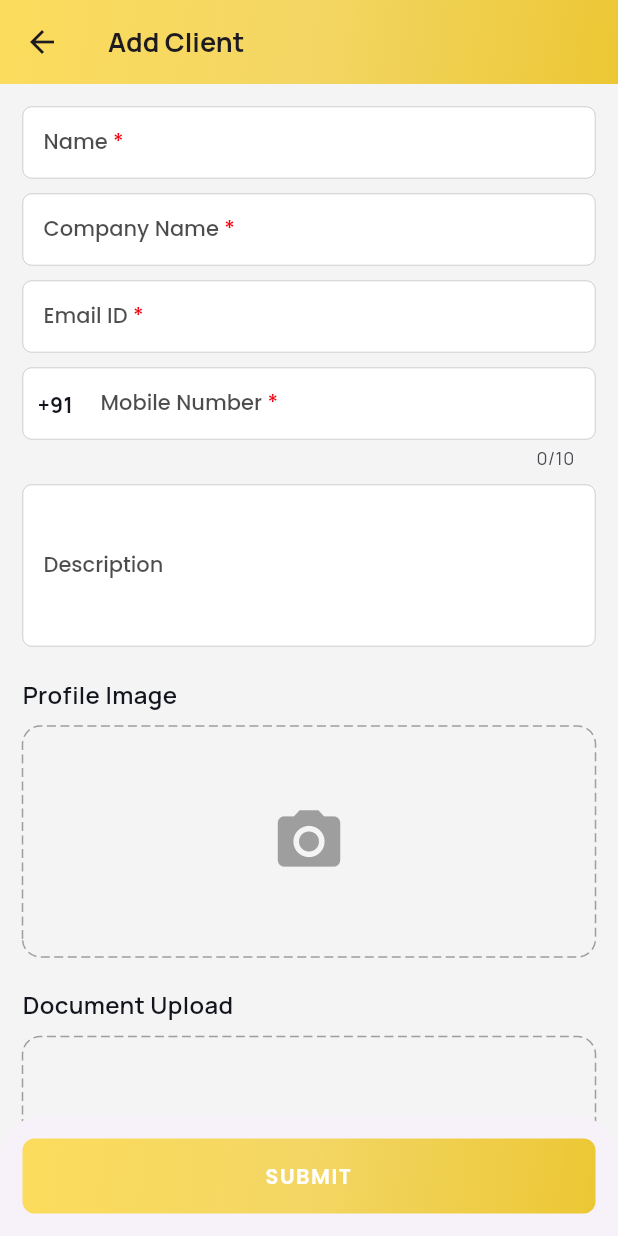
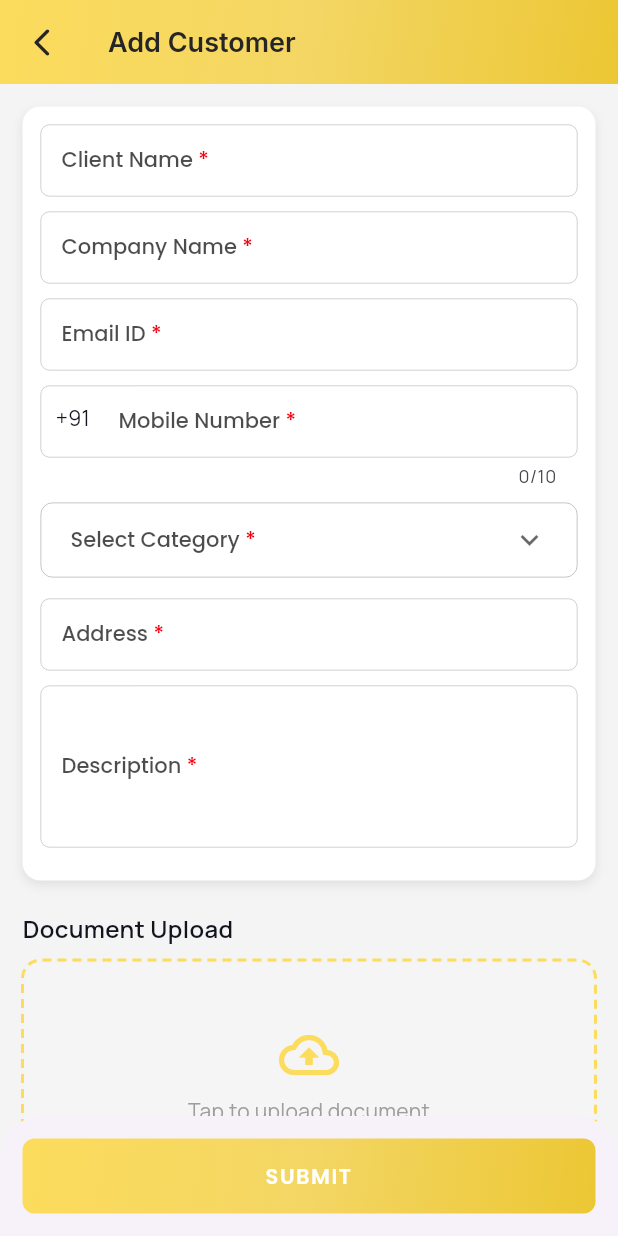
Before and after one commit to srinivas-dev-office/EmployeeTracking, a Flutter app: the Home screen opened by its route, after a tap on "Add Customer", on a phone screen of 412 x 824 dp. Run offline on Flutter 3.47's test engine with Material 3 defaults, Android fonts, the light colour scheme and no system bars; drawn by our look-alikes of dotted_border; our stand-ins replace animated_text_kit, cached_network_image, dio, dropdown_button2, flutter_screenutil, fluttertoast and 8 more; accounts and stored records are empty; network calls fail.

Commit message:
main code

```diff
--- a/employe/lib/Login/login.dart
+++ b/employe/lib/Login/login.dart
@@ -154,7 +154,7 @@ class _LoginPageState extends State<LoginPage> {
                  label: "LOGIN",
                  isLoading: false,
                  onTap: () {
-                 // Get.toNamed(kHomePage);
+                 Get.toNamed(kHomePage);
                   //  var payload = {
                   //    "email": apicontroller.emailController.text,
                   //    "password": apicontroller.passwordController.text,
--- a/employe/lib/Screens/Customer/register_screen.dart
+++ b/employe/lib/Screens/Customer/register_screen.dart
@@ -1,5 +1,3 @@
-// ignore_for_file: unused_element, depend_on_referenced_packages, use_build_context_synchronously, prefer_const_constructors, prefer_const_literals_to_create_immutables
-
 import 'dart:convert';
 import 'dart:io';
 
@@ -40,8 +38,9 @@ class _RegisterPageState extends State<RegisterPage> {
   bool isLoading = false;
 
   String? _gender;
+  String? selectedCategory;
 
-  final _focusNodes = List.generate(8, (index) => FocusNode());
+  final _focusNodes = List.generate(9, (index) => FocusNode());
 
   void _hideKeyboard() => FocusScope.of(context).unfocus();
 
@@ -80,7 +79,7 @@ class _RegisterPageState extends State<RegisterPage> {
         ..headers.addAll({
           "Content-Type": "application/json",
           "Accept": "application/json",
-          "Authorization": "Bearer ${UserSimplePreferences.getToken()}",
+          "Authorization": "Bearer \${UserSimplePreferences.getToken()}",
         })
         ..fields['name'] = data.name
         ..fields['mobile_no'] = data.mobilenumber
@@ -123,7 +122,18 @@ class _RegisterPageState extends State<RegisterPage> {
     return Scaffold(
       backgroundColor: kgrey,
       appBar: AppBar(
-        title: Text("Add Client", style: TextStyle(fontSize: 18.sp, fontWeight: FontWeight.bold)),
+        leading: IconButton(
+          icon: const Icon(Icons.arrow_back_ios_new_rounded, color: KgradientBlack, size: 22),
+          onPressed: () => Navigator.pop(context),
+        ),
+        title: Text(
+          'Add Customer',
+          style: GoogleFonts.inter(
+            fontSize: kEighteenFont,
+            fontWeight: kFW600,
+            color: KgradientBlack,
+          ),
+        ),
         flexibleSpace: Container(
           decoration: BoxDecoration(
             gradient: LinearGradient(
@@ -161,110 +171,56 @@ class _RegisterPageState extends State<RegisterPage> {
             child: Column(
               crossAxisAlignment: CrossAxisAlignment.start,
               children: [
-                CustomTextFormField(
-                  isMandatory: true,
-                  focusNode: _focusNodes[0],
-                  onChanged: (val) => data.name = val,
-                  hintText: "Name",
-                  labelText: 'Name',
-                  validator: (val) => val!.isEmpty ? 'Please enter name' : null,
-                  maxLines: 1,
-                  contentPadding: EdgeInsets.symmetric(vertical: 16.h, horizontal: 10.w), readOnly: false,
-                ),
-                SizedBox(height: 10.h),
-                CustomTextFormField(
-                  isMandatory: true,
-                  maxLines: 1,
-                  focusNode: _focusNodes[1],
-                  onChanged: (val) => data.surname = val,
-                  hintText: "Company Name",
-                  labelText: 'Company Name',
-                  validator: (val) => val!.isEmpty ? 'Please enter company name' : null,
-                  contentPadding: EdgeInsets.symmetric(vertical: 16.h, horizontal: 10.w), readOnly: false,
-                ),
-                SizedBox(height: 10.h),
-                CustomTextFormField(
-                  isMandatory: true,
-                  readOnly: false,
-                  focusNode: _focusNodes[2],
-                  onChanged: (val) => data.emailAddress = val,
-                  hintText: "Email ID",
-                  labelText: 'Email ID',
-                  validator: (val) {
-                    if (val == null || val.isEmpty) return 'Please enter Email ID';
-                    if (!RegExp(r'^[\w-\.]+@([\w-]+\.)+[\w-]{2,4}$').hasMatch(val)) return 'Enter valid Email ID';
-                    return null;
-                  },
-                  contentPadding: EdgeInsets.symmetric(vertical: 16.h, horizontal: 10.w), maxLines: 1,
-                ),
-                SizedBox(height: 10.h),
-                CustomTextFormField(
-                  isMandatory: true,
-                  keyboardType: TextInputType.phone,
-                  maxLength: 10,
-                  readOnly: false,
-                  focusNode: _focusNodes[3],
-                  onChanged: (val) => data.mobilenumber = val,
-                  hintText: "Mobile Number",
-                  labelText: 'Mobile Number',
-                  validator: (val) {
-                    if (val == null || val.isEmpty) return 'Please enter mobile number';
-                    if (!RegExp(r'^[0-9]+$').hasMatch(val) || val.length != 10) return 'Enter a valid 10-digit mobile number';
-                    return null;
-                  },
-                  prefix: Padding(
-                    padding: const EdgeInsets.only(left: 10, top: 15),
-                    child: Text("+91", style: TextStyle(fontSize: 14.sp, fontWeight: FontWeight.bold)),
+                buildFormCard([
+                  buildTextField(0, 'Client Name', (val) => data.name = val),
+                  buildTextField(1, 'Company Name', (val) => data.surname = val),
+                  buildTextField(2, 'Email ID', (val) => data.emailAddress = val, validator: emailValidator),
+                  buildTextField(3, 'Mobile Number', (val) => data.mobilenumber = val, keyboardType: TextInputType.phone, maxLength: 10, prefix: Text('+91 ')),
+                  CustomDropDown(
+                    shouldValidate: true,
+                    label: "Category",
+                    isMandatory: true,
+                    item: const ["Framer", "Retailer", "Distributor"],
+                    value: selectedCategory,
+                    onChanged: (value) => setState(() => selectedCategory = value),
+                    hintText: 'Select Category',
+                    validationMessage: 'Please select Category',
                   ),
-                  contentPadding: EdgeInsets.symmetric(vertical: 16.h, horizontal: 10.w), maxLines: 1,
-                ),
-                SizedBox(height: 10.h),
-                CustomTextFormField(
-                  isMandatory: false,
-                  focusNode: _focusNodes[4],
-                  onChanged: (val) => data.address = val,
-                  hintText: "Description",
-                  labelText: 'Description',
-                  maxLines: 4,
-                  contentPadding: EdgeInsets.symmetric(vertical: 16.h, horizontal: 10.w), readOnly: false,
-                ),
-                SizedBox(height: 20.h),
-                Text('Profile Image', style: TextStyle(fontSize: 16.sp, fontWeight: FontWeight.w600)),
+                SizedBox(height: 14.h),
+                  buildTextField(4, 'Address', (val) => data.address = val),
+                  buildTextField(5, 'Description', (val) => data.address = val, maxLines: 4),
+                ]),
+                Text('Document Upload', style: TextStyle(fontSize: 16.sp, fontWeight: FontWeight.w600)),
                 SizedBox(height: 10.h),
                 GestureDetector(
-                  onTap: () => pickFile(isDocument: false, type: 'gallery'),
+                  onTap: () => pickFile(isDocument: true, type: 'gallery'),
                   child: DottedBorder(
-                    color: Colors.grey,
-                    dashPattern: [6, 3],
+                    color: kGreen,
+                    strokeWidth: 2,
+                    dashPattern: [6, 4],
                     borderType: BorderType.RRect,
                     radius: Radius.circular(12),
                     child: Container(
                       height: 150.h,
                       width: double.infinity,
                       alignment: Alignment.center,
-                      child: selectedImage != null
-                          ? Image.file(selectedImage!, fit: BoxFit.cover)
-                          : Icon(Icons.camera_alt, color: Colors.grey, size: 50),
-                    ),
-                  ),
-                ),
-                SizedBox(height: 20.h),
-                Text('Document Upload', style: TextStyle(fontSize: 16.sp, fontWeight: FontWeight.w600)),
-                SizedBox(height: 10.h),
-                GestureDetector(
-                  onTap: () => pickFile(isDocument: true, type: 'gallery'),
-                  child: DottedBorder(
-                    color: Colors.grey,
-                    dashPattern: [6, 3],
-                    borderType: BorderType.RRect,
-                    radius: Radius.circular(12),
-                    child: Container(
-                      height: 150.h,
-                      width: double.infinity,
-                      alignment: Alignment.center,
+                      decoration: BoxDecoration(
+                        color: Colors.grey.shade100,
+                        borderRadius: BorderRadius.circular(12),
+                      ),
                       child: selectedDoc != null
-                          ? Image.file(selectedDoc!, fit: BoxFit.cover)
-                          : Icon(Icons.file_upload, color: Colors.grey, size: 50),
+                          ? ClipRRect(
+                              borderRadius: BorderRadius.circular(12),
+                              child: Image.file(selectedDoc!, fit: BoxFit.cover),
+                            )
+                          : Column(
+                              mainAxisAlignment: MainAxisAlignment.center,
+                              children: [
+                                Icon(Icons.cloud_upload_outlined, color: kGreen, size: 40),
+                                SizedBox(height: 8),
+                                Text("Tap to upload document", style: TextStyle(color: Colors.grey)),
+                              ],
+                            ),
                     ),
                   ),
                 ),
@@ -276,4 +232,52 @@ class _RegisterPageState extends State<RegisterPage> {
       ),
     );
   }
+
+  Widget buildFormCard(List<Widget> children) {
+    return Container(
+      padding: EdgeInsets.all(12.r),
+      margin: EdgeInsets.only(bottom: 20.h),
+      decoration: BoxDecoration(
+        color: Colors.white,
+        borderRadius: BorderRadius.circular(12.r),
+        boxShadow: [
+          BoxShadow(
+            color: Colors.grey.shade300,
+            blurRadius: 5,
+            offset: Offset(0, 3),
+          ),
+        ],
+      ),
+      child: Column(children: children),
+    );
+  }
+
+  Widget buildTextField(int index, String label, Function(String) onChanged,
+      {TextInputType? keyboardType, int? maxLength, int maxLines = 1, Widget? prefix, String? Function(String?)? validator}) {
+    return Column(
+      children: [
+        CustomTextFormField(
+          isMandatory: true,
+          focusNode: _focusNodes[index],
+          onChanged: onChanged,
+          hintText: label,
+          labelText: label,
+          keyboardType: keyboardType,
+          maxLength: maxLength,
+          maxLines: maxLines,
+          prefix: prefix != null ? Padding(padding: EdgeInsets.only(left: 10,top: 12), child: prefix) : null,
+          validator: validator ?? (val) => val!.isEmpty ? 'Please enter $label' : null,
+          contentPadding: EdgeInsets.symmetric(vertical: 16.h, horizontal: 10.w),
+          readOnly: false,
+        ),
+        SizedBox(height: 10.h),
+      ],
+    );
+  }
+
+  String? emailValidator(String? val) {
+    if (val == null || val.isEmpty) return 'Please enter Email ID';
+    if (!RegExp(r'^[\w-\.]+@([\w-]+\.)+[\w-]{2,4}\$').hasMatch(val)) return 'Enter valid Email ID';
+    return null;
+  }
 }
--- a/employe/lib/Screens/home.dart
+++ b/employe/lib/Screens/home.dart
@@ -13,7 +13,6 @@ class Home extends StatefulWidget {
 }
 
 class _HomeState extends State<Home> {
-  // Controller initialization
   Dashboardcontroller apicontroller = Get.put(Dashboardcontroller());
 
   @override
@@ -22,7 +21,6 @@ class _HomeState extends State<Home> {
     apicontroller.getadminbyid();
   }
 
-  // Logout action
   Future<bool> _logoutAction() async {
     return (await showDialog(
         context: context, builder: (context) => const CustomLogout()));
@@ -35,26 +33,24 @@ class _HomeState extends State<Home> {
     return WillPopScope(
       onWillPop: _onWillPop,
       child: Scaffold(
+        extendBodyBehindAppBar: true,
         appBar: AppBar(
           title: Text(
-            "Employe Tracking",
+            "Employee Tracking",
             style: TextStyle(
               fontSize: 18.sp,
-              fontWeight: FontWeight.w700,
-              color: Colors.white,
+              fontWeight: kFW700,
+              color: kblack,
             ),
           ),
           automaticallyImplyLeading: false,
           backgroundColor: Colors.transparent,
           elevation: 0,
           actions: [
-            _buildLogoutAction(),
             IconButton(
               onPressed: _logoutAction,
-              icon: const Icon(
-                Icons.power_settings_new_rounded,
-                color: Colors.white,
-              ),
+              icon:  Icon(Icons.logout, color: Kred.withOpacity(0.6)),
+              tooltip: "Logout",
             ),
           ],
           flexibleSpace: Container(
@@ -67,21 +63,35 @@ class _HomeState extends State<Home> {
             ),
           ),
         ),
-        body: _buildBody(),
-      ),
+        body: Container(
+          width: double.infinity,
+          decoration: const BoxDecoration(
+            // gradient: LinearGradient(
+            //   colors: [kGreen, kgreen1, kgreen2],
+            //   begin: Alignment.topLeft,
+            //   end: Alignment.bottomRight,
+            // ),
+          ),
+          child: SafeArea(
+            child: SingleChildScrollView(
+              padding: const EdgeInsets.symmetric(horizontal: 16, vertical: 20),
+              child:
+                  _buildAdminDetails()),
+            ),
+          ),
+        ),
+
     );
   }
 
-  // Handle back press with a custom exit message
   Future<bool> _onWillPop() async {
     final difference = DateTime.now().difference(timeBackPressed);
     final isExitWarning = difference >= const Duration(seconds: 2);
     timeBackPressed = DateTime.now();
 
     if (isExitWarning) {
-      const message = 'Press back again to exit';
       Fluttertoast.showToast(
-        msg: message,
+        msg: 'Press back again to exit',
         fontSize: kTwelveFont,
         textColor: kwhite,
         backgroundColor: kblack,
@@ -93,156 +103,97 @@ class _HomeState extends State<Home> {
     }
   }
 
-  // Logout button widget
-  Widget _buildLogoutAction() {
-    return GestureDetector(
-      onTap: () {
-        _logoutAction();
-      },
-      child: Text(
-        "Logout",
-        style: TextStyle(
-          fontSize: 18.sp,
-          fontWeight: FontWeight.w700,
-          color: Colors.white,
-        ),
-      ),
-    );
-  }
-
-  // Body widget
-  Widget _buildBody() {
-    return Container(
-      padding: const EdgeInsets.all(20.0),
-      child: Obx(() => apicontroller.adminbyidloading.value
-          ? const Center(child: CircularProgressIndicator())
-          : _buildAdminDetails()),
-    );
-  }
-
-  // Admin details widget
   Widget _buildAdminDetails() {
-    return Column(
-      mainAxisAlignment: MainAxisAlignment.start,
+    return
+    Column(
       crossAxisAlignment: CrossAxisAlignment.start,
       children: [
-        //  _buildAdminInfoRow(
-        //     "Company Name ", apicontroller.adminbyiddata["data"]["name"]),
-        //      SizedBox(height: 5.h),
-        // _buildAdminInfoRow(
-        //     "Email Id ", apicontroller.adminbyiddata["data"]["email"]),
-        // SizedBox(height: 5.h),
-        // _buildAdminInfoRow("Mobile Number ",
-        //     apicontroller.adminbyiddata["data"]["mobile_no"]),
-        // SizedBox(height: 5.h),
-        // Text(
-        //   "Address : ",
-        //   style: GoogleFonts.poppins(
-        //     fontSize: 14.sp,
-        //     fontWeight: kFW500,
-        //     color: KText,
-        //   ),
-        // ),
-        // SizedBox(height: 5.h),
-        // Text(
-        //   apicontroller.adminbyiddata["data"]["address"],
-        //   style: GoogleFonts.poppins(
-        //     fontSize: 14.sp,
-        //     fontWeight: kFW600,
-        //   ),
-        // ),
-        // SizedBox(height: 10.h),
-        // Divider(height: 10.h),
+        Row(
+
+          children: [
+            Text(
+              "Welcome",
+              style: GoogleFonts.poppins(
+                fontSize: 16.sp,
+                fontWeight: FontWeight.w700,
+                color: kpuple,
+              ),
+            ),
+            const SizedBox(width: 8),
+            Text(
+             "Srinivas Alathur !..",
+              style: GoogleFonts.poppins(
+                fontSize: 14.sp,
+                fontWeight: FontWeight.w600,
+              ),
+            ),
+          ],
+        ),
+        const SizedBox(height: 20),
         Login_time(),
-        SizedBox(height: 10.h),
-        _buildGrid(),
+        const SizedBox(height: 20),
+        _buildActionCards(),
       ],
     );
   }
 
-  // Admin info row widget
-  Widget _buildAdminInfoRow(String label, String value) {
-    return Row(
-      mainAxisAlignment: MainAxisAlignment.start,
+  Widget _buildActionCards() {
+    return Column(
       children: [
-        Text(
-          "$label : ",
-          style: GoogleFonts.poppins(
-            fontSize: 14.sp,
-            fontWeight: kFW500,
-            color: KText,
-          ),
+        _buildActionTile(
+          iconPath: 'assets/images/register.png',
+          label: 'Add Customer',
+          onTap: () => Get.toNamed(kregister),
         ),
-        Text(
-          value,
-          style: GoogleFonts.poppins(
-            fontSize: 14.sp,
-            fontWeight: kFW600,
-          ),
+        const SizedBox(height: 16),
+        _buildActionTile(
+          iconPath: 'assets/images/register.png',
+          label: 'Customers List',
+          onTap: () => Get.toNamed(kcustomerlist),
         ),
       ],
     );
   }
 
-  // Grid widget for actions
-  Widget _buildGrid() {
-    return
-    Column(
-
-      children: [
-        _buildGridButton('assets/images/register.png', 'Add Customer',
-            () {
-          Get.toNamed(kregister);
-        }),
-        _buildGridButton('assets/images/register.png', "Customers List",
-            () {
-          Get.toNamed(kcustomerlist);
-        }),
-
-      ],
-    );
-  }
-
-  // Grid button widget
-  Widget _buildGridButton(String imagePath, String text, VoidCallback onTap) {
+  Widget _buildActionTile({
+    required String iconPath,
+    required String label,
+    required VoidCallback onTap,
+  }) {
     return GestureDetector(
       onTap: onTap,
-      child: Container(
-        width: double.infinity,
-        margin: EdgeInsets.only(bottom: 10),
-        padding: EdgeInsets.all(10),
-       // height: 45.h,
-        decoration: BoxDecoration(
-          color: Colors.white,
-          borderRadius: BorderRadius.circular(10.0),
-          boxShadow: [
-            BoxShadow(
-              color: Colors.grey.withOpacity(0.2),
-              blurRadius: 5.0,
-              spreadRadius: 1.0,
-            ),
-          ],
-        ),
-        child: Row(
-          mainAxisAlignment: MainAxisAlignment.start,
-          crossAxisAlignment: CrossAxisAlignment.center,
-          children: [
-            Image.asset(
-              imagePath,
-              width: 50.0,
-              height: 50.0,
-              color: kGreen,
-            ),
-            const SizedBox(height: 10.0),
-            Text(
-              text,
-              textAlign: TextAlign.center,
-              style: GoogleFonts.poppins(
-                fontSize: 16.sp,
-                fontWeight: kFW700,
+      child: Card(
+        shape: RoundedRectangleBorder(borderRadius: BorderRadius.circular(16)),
+        elevation: 6,
+        child: Container(
+          padding: const EdgeInsets.symmetric(vertical: 16, horizontal: 12),
+          child: Row(
+            children: [
+              Container(
+                padding: const EdgeInsets.all(10),
+                decoration: BoxDecoration(
+                  color: kGreen.withOpacity(0.1),
+                  borderRadius: BorderRadius.circular(12),
+                ),
+                child: Image.asset(
+                  iconPath,
+                  width: 40,
+                  height: 40,
+                  color: kGreen,
+                ),
               ),
-            ),
-          ],
+              const SizedBox(width: 16),
+              Text(
+                label,
+                style: GoogleFonts.poppins(
+                  fontSize: 16.sp,
+                  fontWeight: FontWeight.w600,
+                ),
+              ),
+              const Spacer(),
+              const Icon(Icons.arrow_forward_ios, size: 18, color: kGreen),
+            ],
+          ),
         ),
       ),
     );
--- a/employe/lib/components/custom_drop_down.dart
+++ b/employe/lib/components/custom_drop_down.dart
@@ -24,7 +24,7 @@ class CustomDropDown extends StatelessWidget {
     this.onSaved,
     this.value,
     required this.item,
-    required this.validationMessage, // Custom validation message
+    required this.validationMessage, required bool shouldValidate, // Custom validation message
   }) : super(key: key);
 
   @override
```
